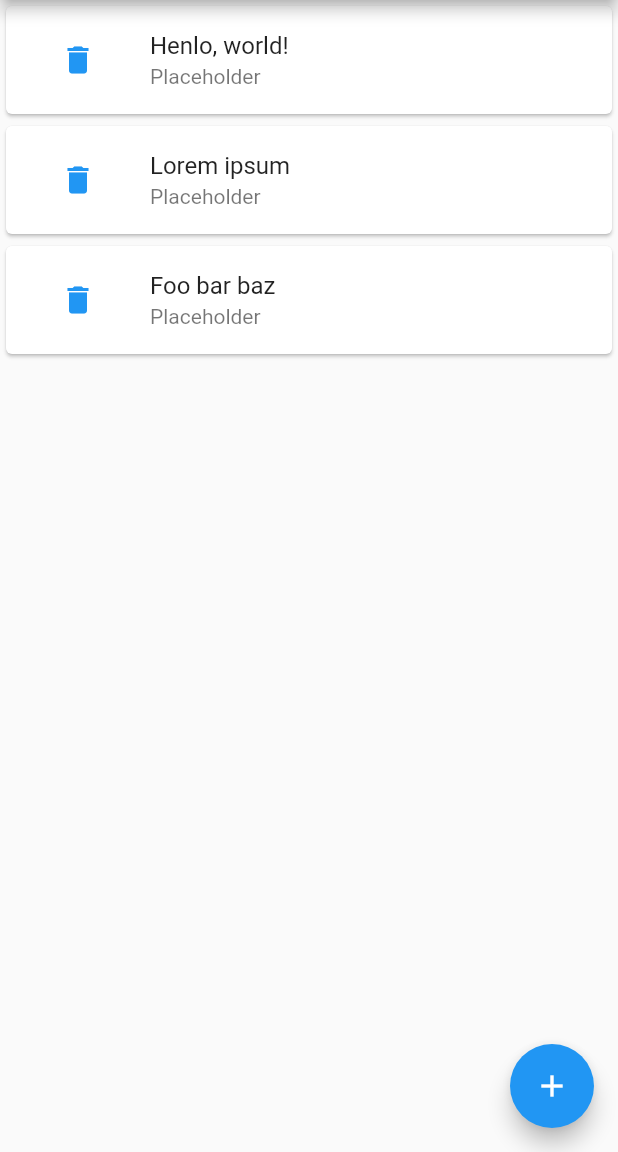
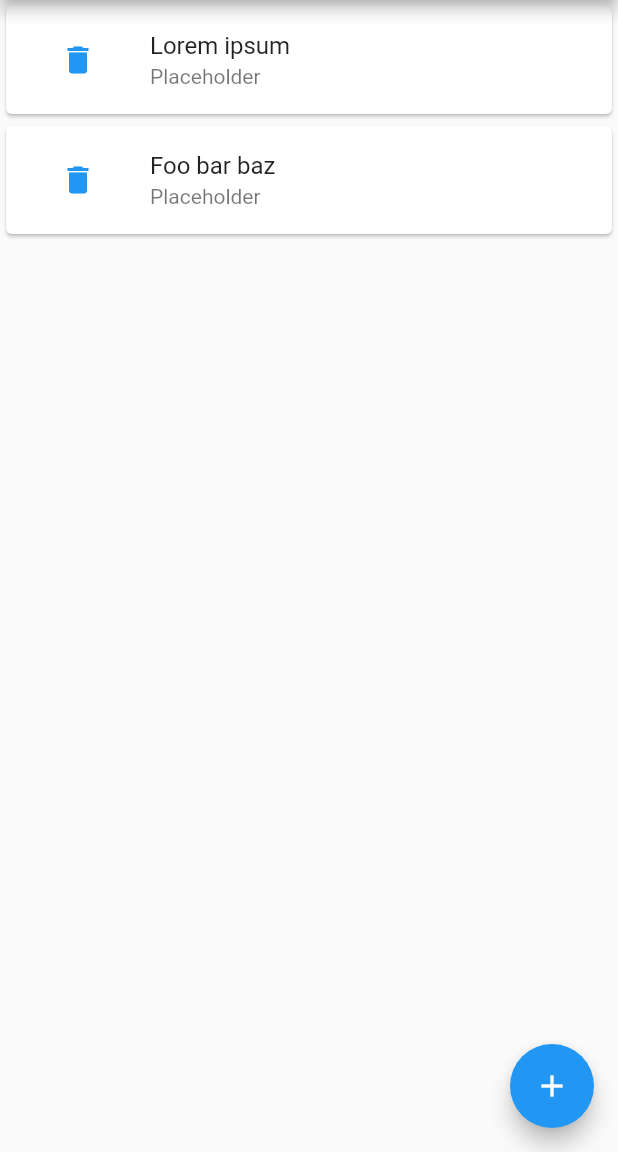
Before and after one commit to MaxNerius/kladderadatsch, a Flutter app: the screen it shows after launch, after a tap on the "delete" icon, on a phone screen of 412 x 824 dp, the part 84-1236 px from its top. Run offline on Flutter 3.47's test engine with Material 2 defaults, Android fonts, the light colour scheme and no system bars.

Commit message:
Allow the user to delete notes

```diff
--- a/lib/main.dart
+++ b/lib/main.dart
@@ -58,9 +58,11 @@ class TodoCardRoute extends StatelessWidget {
           context,
           MaterialPageRoute(builder: (context) => TodoCardDetailRoute(note: note)),
         ),
-        leading: TextButton(
-          child: Icon(Icons.delete),
-          onPressed: () => print('TODO: implement deletion of notes'),
+        leading: Consumer<NotesModel>(
+          builder: (context, notesState, _) => TextButton(
+            child: Icon(Icons.delete),
+            onPressed: () => notesState.removeNote(note),
+          ),
         ),
       ),
     );
```
